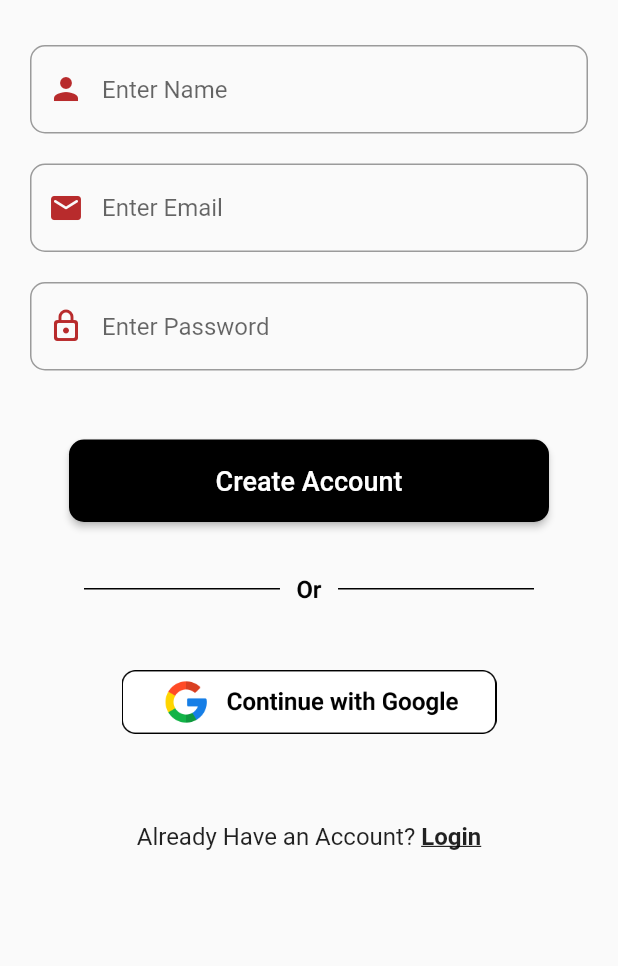
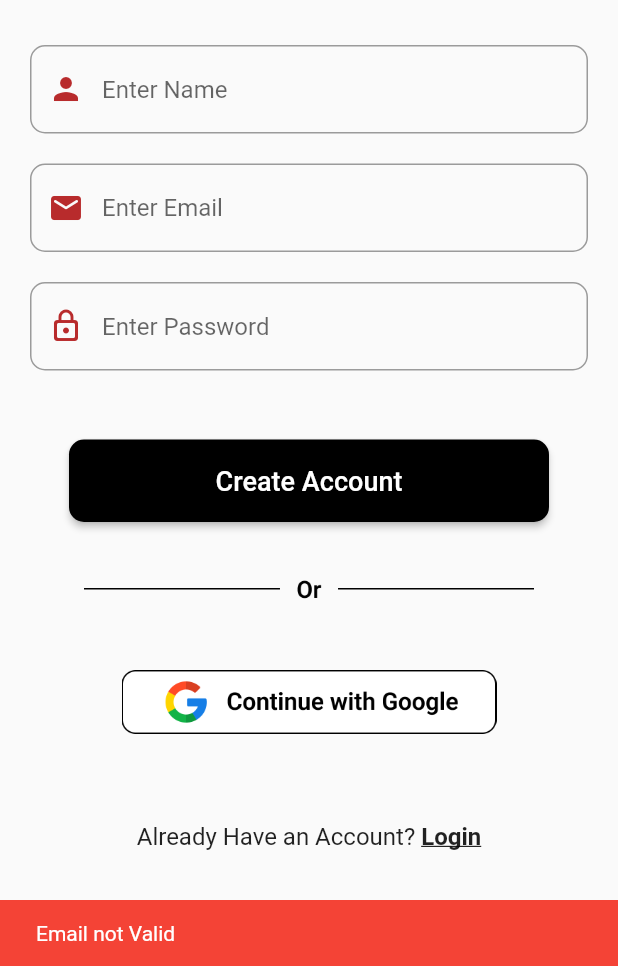
Before and after one commit to hasira09/ToDo_Tasks, a Flutter app: the screen it shows after launch, after a tap on "Create Account", on a phone screen of 412 x 824 dp, the part 270-1236 px from its top. Run offline on Flutter 3.47's test engine with Material 2 defaults, Android fonts, the phone set to English and light mode, and no system bars.

Commit message:
Flutter Integration - I

```diff
--- a/todo_tasks/lib/Authentication/LoginScreen.dart
+++ b/todo_tasks/lib/Authentication/LoginScreen.dart
@@ -59,6 +59,7 @@ class _LoginScreenState extends State<LoginScreen> {
                 height: 20,
               ),
               TextField(
+                obscureText: true,
                 decoration: InputDecoration(
                     hintText: "Enter Password",
                     border: OutlineInputBorder(
--- a/todo_tasks/lib/Authentication/RegistrationScreen.dart
+++ b/todo_tasks/lib/Authentication/RegistrationScreen.dart
@@ -1,5 +1,11 @@
+import 'dart:convert';
+
 import 'package:flutter/material.dart';
+import 'package:todo_tasks/Services/AuthServices.dart';
+import '../Screens/HomeScreen.dart';
+import '../Services/Globals.dart';
 import 'LoginScreen.dart';
+import 'package:http/http.dart' as http;
 
 class RegistrationScreen extends StatefulWidget {
   const RegistrationScreen({Key? key}) : super(key: key);
@@ -73,6 +79,7 @@ class _RegistrationScreenState extends State<RegistrationScreen> {
                 height: 20,
               ),
               TextField(
+                obscureText: true,
                 decoration: InputDecoration(
                   hintText: "Enter Password",
                   border: OutlineInputBorder(
@@ -160,5 +167,24 @@ class _RegistrationScreenState extends State<RegistrationScreen> {
     );
   }
 
-  createAccountPressed() {}
+  createAccountPressed() async {
+    bool emailValid = RegExp(
+        r"^[a-zA-Z0-9.a-zA-Z0-9.!#$%&'*+-/=?^_`{|}~]+@[a-zA-Z0-9]+\.[a-zA-Z]+")
+        .hasMatch(_email);
+    if (emailValid) {
+      http.Response response = await AuthServices.register(
+          _name, _email, _password);
+      Map responseMap = jsonDecode(response.body);
+      if (response.statusCode==200){
+        Navigator.push(
+            context,
+            MaterialPageRoute(
+                builder: (context) => const HomeScreen()));
+      }else{
+        errorSnackBar(context, responseMap.values.first[0]);
+      }
+    }else{
+      errorSnackBar(context, 'Email not Valid');
+    }
+  }
 }
--- /dev/null
+++ b/todo_tasks/lib/Services/Globals.dart
@@ -0,0 +1,12 @@
+import 'package:flutter/cupertino.dart';
+import 'package:flutter/material.dart';
+
+const String baseURL = "http://10.0.2.2:8000/ap/"; //Emulator Localhost
+const Map<String, String> headers = {"Content-Type": "application/json"};
+
+errorSnackBar(BuildContext context, String text) {
+  ScaffoldMessenger.of(context).showSnackBar(SnackBar(
+      backgroundColor: Colors.red,
+      content: Text(text),
+      duration: const Duration(seconds: 1)));
+}
--- a/todo_tasks/pubspec.yaml
+++ b/todo_tasks/pubspec.yaml
@@ -36,6 +36,7 @@ dependencies:
   # The following adds the Cupertino Icons font to your application.
   # Use with the CupertinoIcons class for iOS style icons.
   cupertino_icons: ^1.0.2
+  http: ^0.13.5
 
 dev_dependencies:
   flutter_test:
```
Also changed, not shown: todo_tasks/lib/Services/AuthServices.dart (added, +40 -0 lines), todo_tasks/pubspec.lock.
